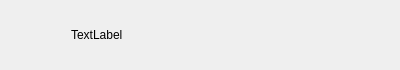
The window that Clients/GuChat/conuseritem.ui (Lenis0/GuChat) describes before a commit, drawn with Qt 5.
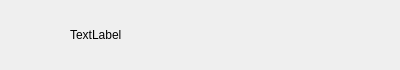
The same window after the commit.

```diff
--- a/Clients/GuChat/conuseritem.ui
+++ b/Clients/GuChat/conuseritem.ui
@@ -30,13 +30,13 @@
     <number>5</number>
    </property>
    <property name="leftMargin">
-    <number>6</number>
+    <number>5</number>
    </property>
    <property name="topMargin">
     <number>2</number>
    </property>
    <property name="rightMargin">
-    <number>6</number>
+    <number>5</number>
    </property>
    <property name="bottomMargin">
     <number>2</number>
```
